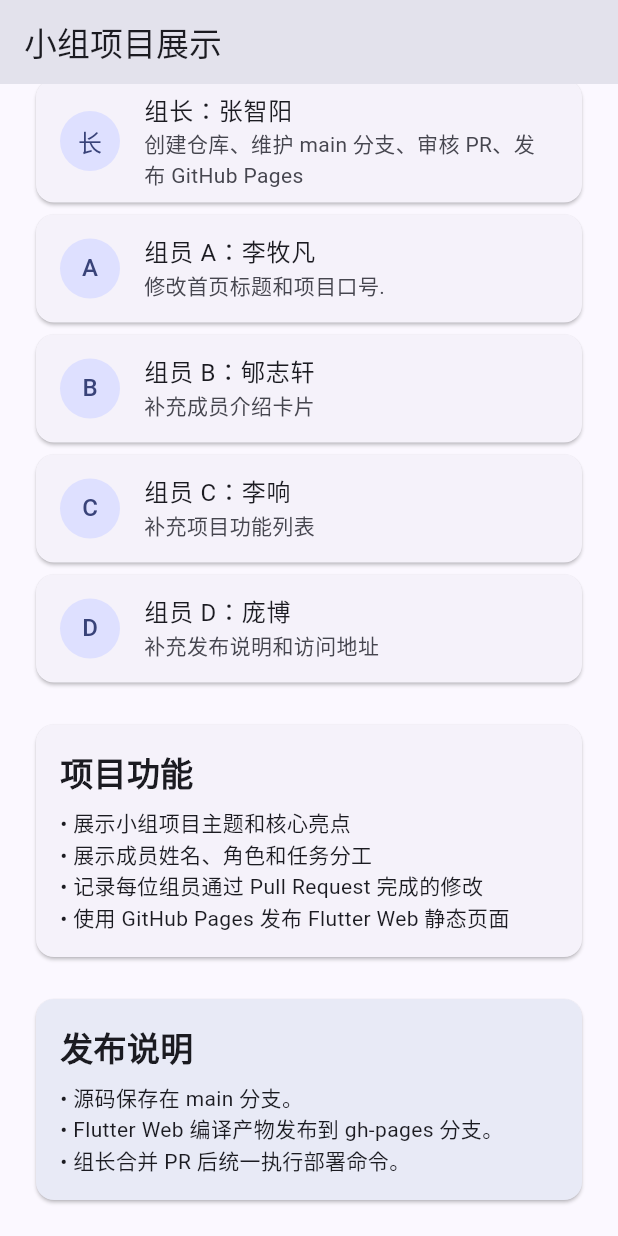
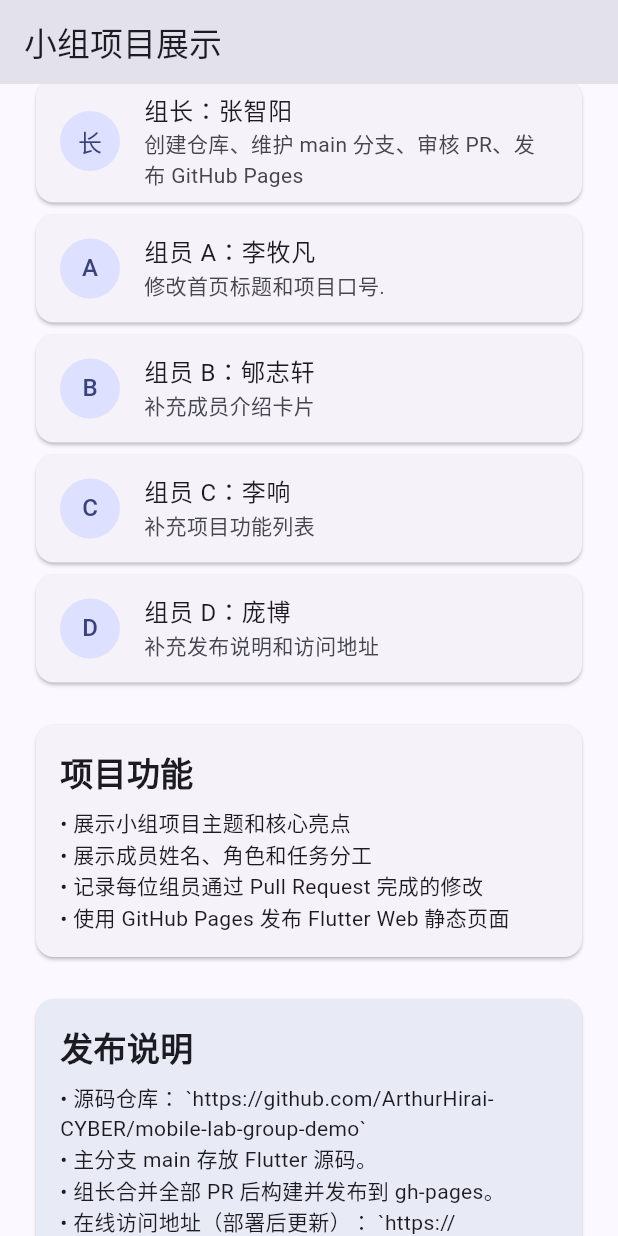
Before and after one commit to ArthurHirai-CYBER/mobile-lab-group-demo, a Flutter app: the screen it shows after launch, scrolled down 247 dp, on a phone screen of 412 x 824 dp. Run offline on Flutter 3.47's test engine with Material 3 defaults, Android fonts, the phone set to English and light mode, and no system bars.

Commit message:
[李响] 更新发布说明

```diff
--- a/lib/main.dart
+++ b/lib/main.dart
@@ -47,9 +47,10 @@
   ];
 
   static const List<String> releaseNotes = [
-    '源码保存在 main 分支。',
-    'Flutter Web 编译产物发布到 gh-pages 分支。',
-    '组长合并 PR 后统一执行部署命令。',
+    '源码仓库： `https://github.com/ArthurHirai-CYBER/mobile-lab-group-demo` ',
+    '主分支 main 存放 Flutter 源码。',
+    '组长合并全部 PR 后构建并发布到 gh-pages。',
+    '在线访问地址（部署后更新）： `https://arthurhirai-cyber.github.io/mobile-lab-group-demo/` ',
   ];
 
   @override
```
